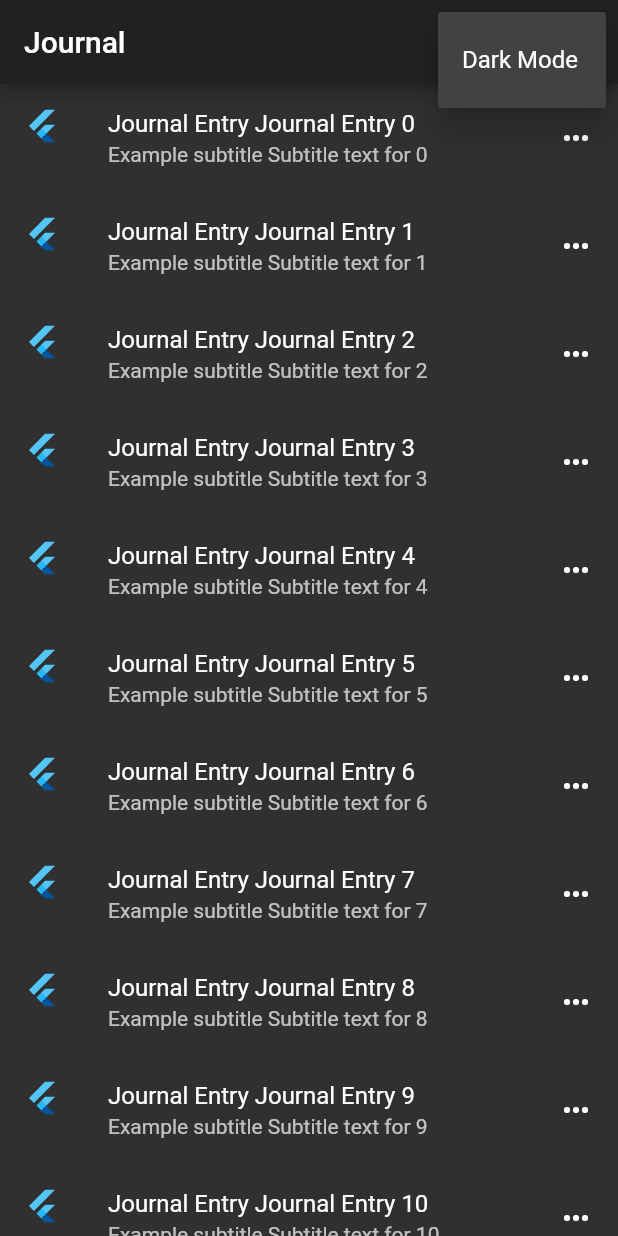
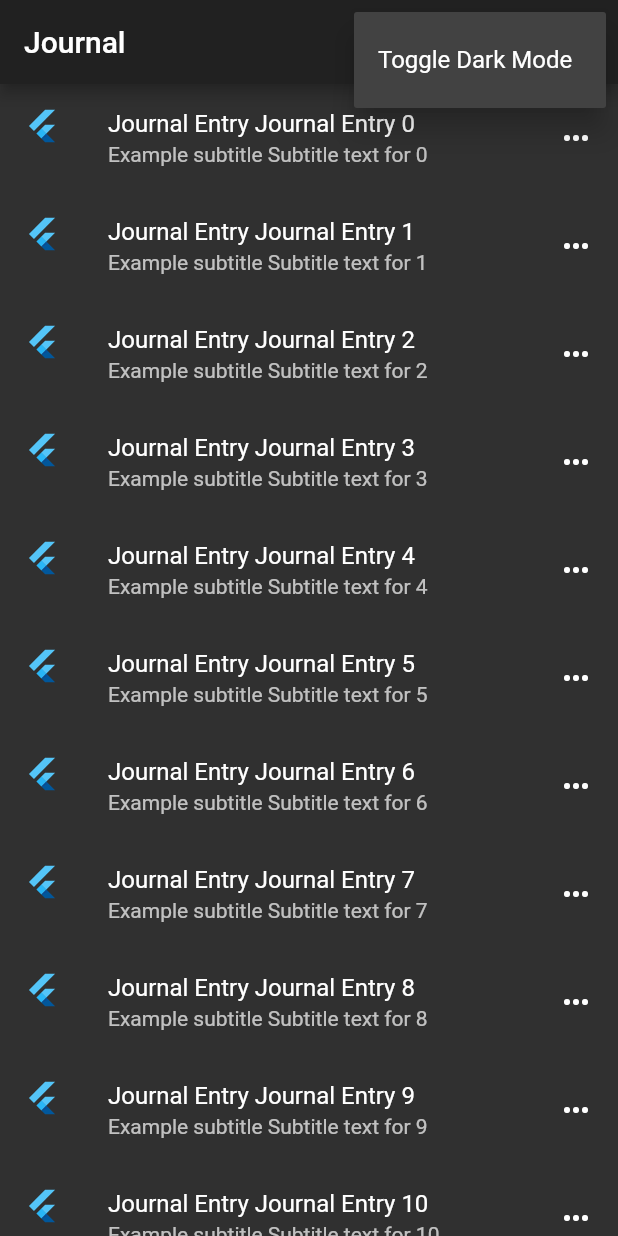
Before and after one commit to pstumbaugh/Dart-Flutter-Journal, a Flutter app: the screen it shows after launch, after a tap on the "more vert" icon, on a phone screen of 412 x 824 dp. Run offline on Flutter 3.47's test engine with Material 2 defaults, Android fonts, the phone set to English and light mode, and no system bars.

```diff
--- a/journal/lib/main.dart
+++ b/journal/lib/main.dart
@@ -37,7 +37,7 @@ class _MyAppState extends State<MyApp> {
                 PopupMenuButton<String>(
                   onSelected: handleClick,
                   itemBuilder: (BuildContext context) {
-                    return {'Dark Mode'}.map((String choice) {
+                    return {'Toggle Dark Mode'}.map((String choice) {
                       return PopupMenuItem<String>(
                         value: choice,
                         child: Text(choice),
@@ -52,10 +52,7 @@ class _MyAppState extends State<MyApp> {
 }
 
 void handleClick(String value) {
-  switch (value) {
-    case 'Dark Mode':
-      currentTheme.switchTheme();
-  }
+  currentTheme.switchTheme();
 }
 
 class MyTheme with ChangeNotifier {
```
